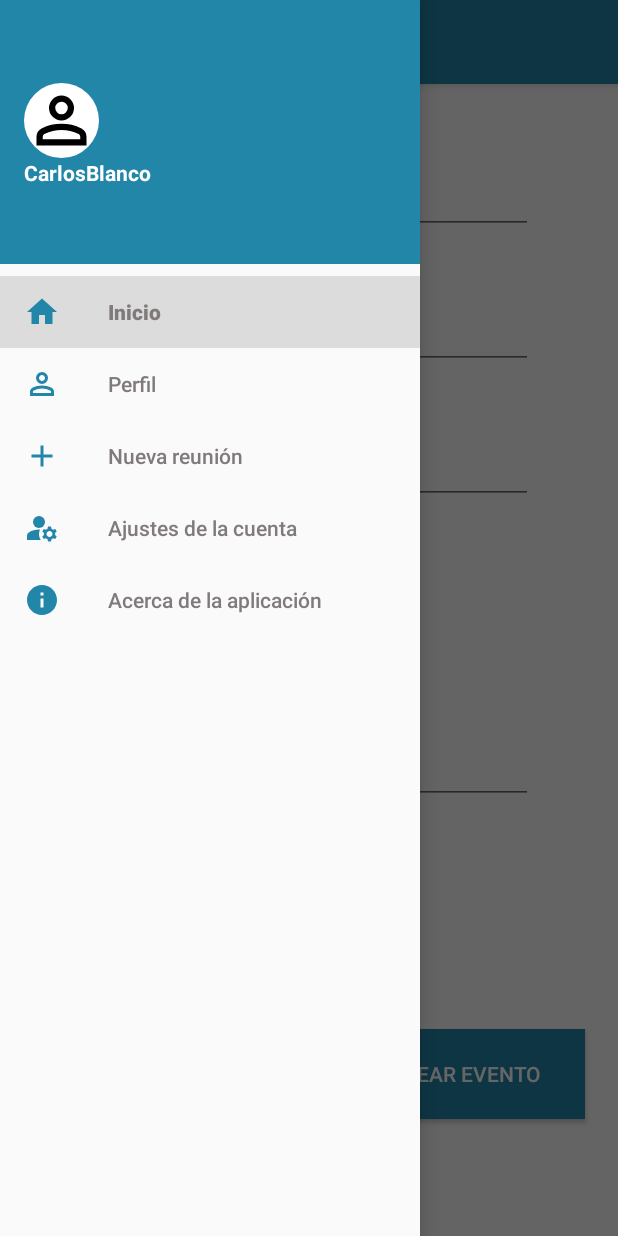
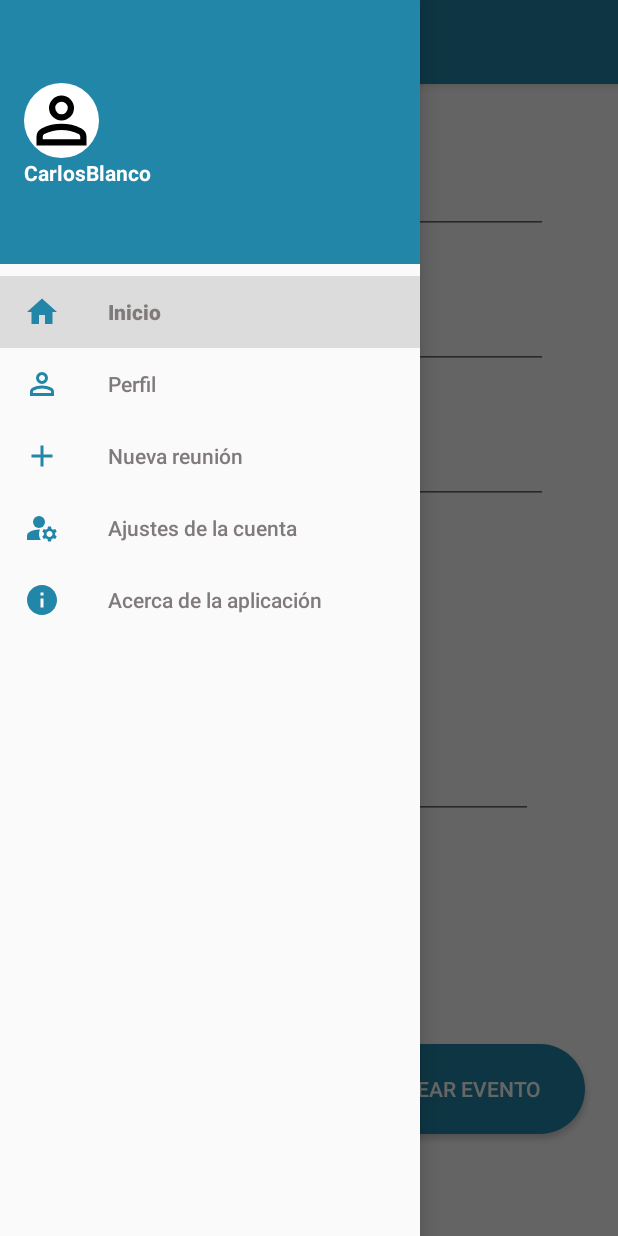
Before and after one commit to andreszior/WeMee7, an Android app: the fragment AddFragment placed in its activity, with the side drawer open, on a phone screen of 412 x 824 dp. Run offline under Robolectric (Android 15) with nearby library versions, the phone set to English and light mode, and no system bars; our stand-ins replace Firebase (no records; nobody signed in at launch, a user with empty details on screens opened directly); 4 statements that could not run were skipped.

Commit message:
Fragment add

```diff
--- a/app/src/main/java/com/example/weMee7/activities/AddFragment.java
+++ b/app/src/main/java/com/example/weMee7/activities/AddFragment.java
@@ -7,10 +7,13 @@ import androidx.fragment.app.Fragment;
 import android.view.LayoutInflater;
 import android.view.View;
 import android.view.ViewGroup;
+import android.widget.Button;
 import android.widget.DatePicker;
 import android.widget.EditText;
 import android.widget.TimePicker;
+import android.widget.Toast;
 
+import com.example.weMee7.model.entities.Reunion;
 import com.example.wemee7.R;
 
 import java.text.SimpleDateFormat;
@@ -18,6 +21,9 @@ import java.util.Calendar;
 
 public class AddFragment extends Fragment {
 
+    EditText nombre;
+    EditText lugar;
+    EditText descrip;
     EditText fecha;
 
     @Override
@@ -29,6 +35,11 @@ public class AddFragment extends Fragment {
     public void onViewCreated(View view, Bundle savedInstanceState) {
         super.onViewCreated(view, savedInstanceState);
         fecha = view.findViewById(R.id.fecha);
+        fecha.setFocusable(false);
+        fecha.setClickable(true);
+        nombre = view.findViewById(R.id.Nombre);
+        lugar = view.findViewById(R.id.Lugar);
+        descrip = view.findViewById(R.id.Descripcion);
         fecha.setOnClickListener(new View.OnClickListener() {
             @Override
             public void onClick(View v) {
@@ -61,5 +72,34 @@ public class AddFragment extends Fragment {
             }
 
         });
+        Button botonCrear =view.findViewById(R.id.buttoncrear);
+        botonCrear.setOnClickListener(new View.OnClickListener() {
+            @Override
+            public void onClick(View v) {
+                crearReunion();
+            }
+        });
     }
+    public void crearReunion() {
+        String idCreador = "id_del_creador"; // Aquí debes obtener el id del creador
+        String nombreReunion = nombre.getText().toString();
+        String descripcionReunion = descrip.getText().toString();
+        String lugarReunion = lugar.getText().toString();
+        String fechaReunion = fecha.getText().toString();
+
+        // Comprobar que todos los campos están rellenos
+        if (nombreReunion.isEmpty() || descripcionReunion.isEmpty() || lugarReunion.isEmpty() || fechaReunion.isEmpty()) {
+            Toast.makeText(getActivity(), "Por favor, rellena todos los campos", Toast.LENGTH_SHORT).show();
+            return;
+        }
+
+        String[] fechaHora = fechaReunion.split(" ");
+        String fecha = fechaHora[0]; // Fecha de la reunión
+        String hora = fechaHora[1]; // Hora de la reunión
+
+        Reunion reunion = new Reunion(idCreador, nombreReunion, descripcionReunion, lugarReunion, fecha, hora);
+
+
+    }
+
 }
--- /dev/null
+++ b/app/src/main/res/drawable/default_round_button.xml
@@ -0,0 +1,5 @@
+<?xml version="1.0" encoding="utf-8"?>
+<shape xmlns:android="http://schemas.android.com/apk/res/android">
+    <solid android:color="#FFFFFF"/> <!-- puedes cambiar el color a tu gusto -->
+    <corners android:radius="100dp"/> <!-- puedes ajustar el radio para cambiar cuán redondo quieres que sea el botón -->
+</shape>
--- a/app/src/main/res/layout/fragment_add.xml
+++ b/app/src/main/res/layout/fragment_add.xml
@@ -11,7 +11,7 @@
         android:id="@+id/Nombre"
         android:layout_width="300dp"
         android:layout_height="50dp"
-        android:layout_marginStart="55dp"
+        android:layout_marginStart="65dp"
         android:layout_marginTop="50dp"
         android:ems="15"
         android:hint="@string/add_hint_nombre"
@@ -21,7 +21,7 @@
         android:id="@+id/imagenombre"
         android:layout_width="40dp"
         android:layout_height="40dp"
-        android:layout_marginStart="5dp"
+        android:layout_marginStart="15dp"
         android:layout_marginTop="55dp"
         android:src="@drawable/groups_fill0_wght400_grad0_opsz24"
         app:tint="@color/medium"/>
@@ -30,7 +30,7 @@
         android:id="@+id/Lugar"
         android:layout_width="300dp"
         android:layout_height="50dp"
-        android:layout_marginStart="55dp"
+        android:layout_marginStart="65dp"
         android:layout_marginTop="140dp"
         android:ems="15"
         android:hint="@string/add_hint_lugar"
@@ -40,7 +40,7 @@
         android:id="@+id/imagedonde"
         android:layout_width="40dp"
         android:layout_height="40dp"
-        android:layout_marginStart="5dp"
+        android:layout_marginStart="15dp"
         android:layout_marginTop="145dp"
         android:src="@drawable/location_on_fill0_wght400_grad0_opsz24"
         app:tint="@color/medium"/>
@@ -49,7 +49,7 @@
         android:id="@+id/fecha"
         android:layout_width="300dp"
         android:layout_height="50dp"
-        android:layout_marginStart="55dp"
+        android:layout_marginStart="65dp"
         android:layout_marginTop="230dp"
         android:ems="15"
         android:hint="@string/add_hint_fecha"
@@ -59,7 +59,7 @@
         android:id="@+id/imagefecha"
         android:layout_width="40dp"
         android:layout_height="40dp"
-        android:layout_marginStart="5dp"
+        android:layout_marginStart="15dp"
         android:layout_marginTop="235dp"
         android:src="@drawable/baseline_calendar_month_24"
         app:tint="@color/medium"/>
@@ -68,17 +68,17 @@
         android:id="@+id/descripcionTitle"
         android:layout_width="wrap_content"
         android:layout_height="wrap_content"
-        android:layout_marginStart="145dp"
+        android:layout_marginStart="138dp"
         android:layout_marginTop="340dp"
         android:textSize="20dp"
         android:text="@string/add_descripciontitle" />
 
     <EditText
-        android:id="@+id/descripcion"
+        android:id="@+id/Descripcion"
         android:layout_width="300dp"
         android:layout_height="100dp"
         android:layout_marginStart="55dp"
-        android:layout_marginTop="380dp"
+        android:layout_marginTop="390dp"
         android:ems="15"
         android:hint="@string/add_descripcion"
         android:inputType="text" />
@@ -89,9 +89,10 @@
         android:layout_width="160dp"
         android:layout_height="60dp"
         android:layout_marginStart="20dp"
-        android:layout_marginTop="630dp"
+        android:layout_marginTop="640dp"
         android:text="@string/add_invitaciones"
-        android:background="@color/medium"
+        android:background="@drawable/default_round_button"
+        android:backgroundTint="@color/medium"
         android:textColor="@color/white"/>
 
     <Button
@@ -100,9 +101,10 @@
         android:layout_width="160dp"
         android:layout_height="60dp"
         android:layout_marginStart="230dp"
-        android:layout_marginTop="630dp"
+        android:layout_marginTop="640dp"
         android:text="@string/add_crear"
-        android:background="@color/medium"
-        android:textColor="@color/white"/>
+        android:backgroundTint="@color/medium"
+        android:textColor="@color/white"
+        android:background="@drawable/default_round_button"/>
 
 </FrameLayout>
```
